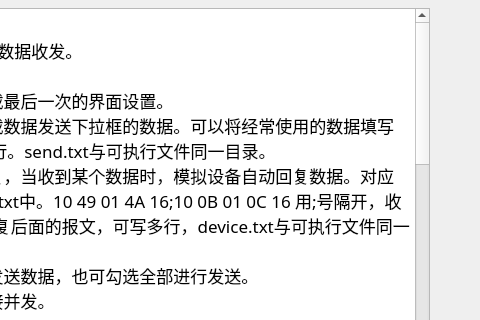
whx110123/nettool, file src/form/dialogintroduction.ui: the form before one commit; both pictures show x 231 to 711 and y 108 to 428 of the 711 by 666 pixel window.
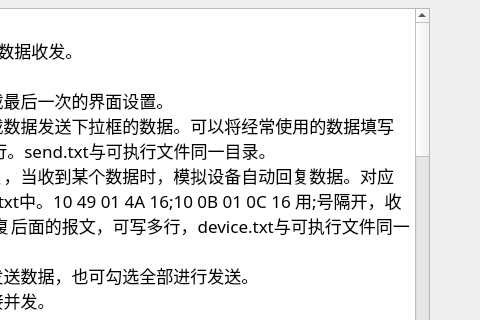
The form after the commit.

The edit to the form file:
```diff
--- a/src/form/dialogintroduction.ui
+++ b/src/form/dialogintroduction.ui
@@ -120,7 +120,11 @@
 版本[2.01] 20200810
 1.使用新的代码进行解析报文
 2.增加保信规约解析与103ASDU报文解析
-3.增加模拟104主站与子站功能</string>
+3.增加模拟104主站与子站功能
+
+版本[2.02] 20200827
+1.104增加一键顺控报文解析
+2.完善104模拟主站功能</string>
      </property>
     </widget>
    </item>
```
